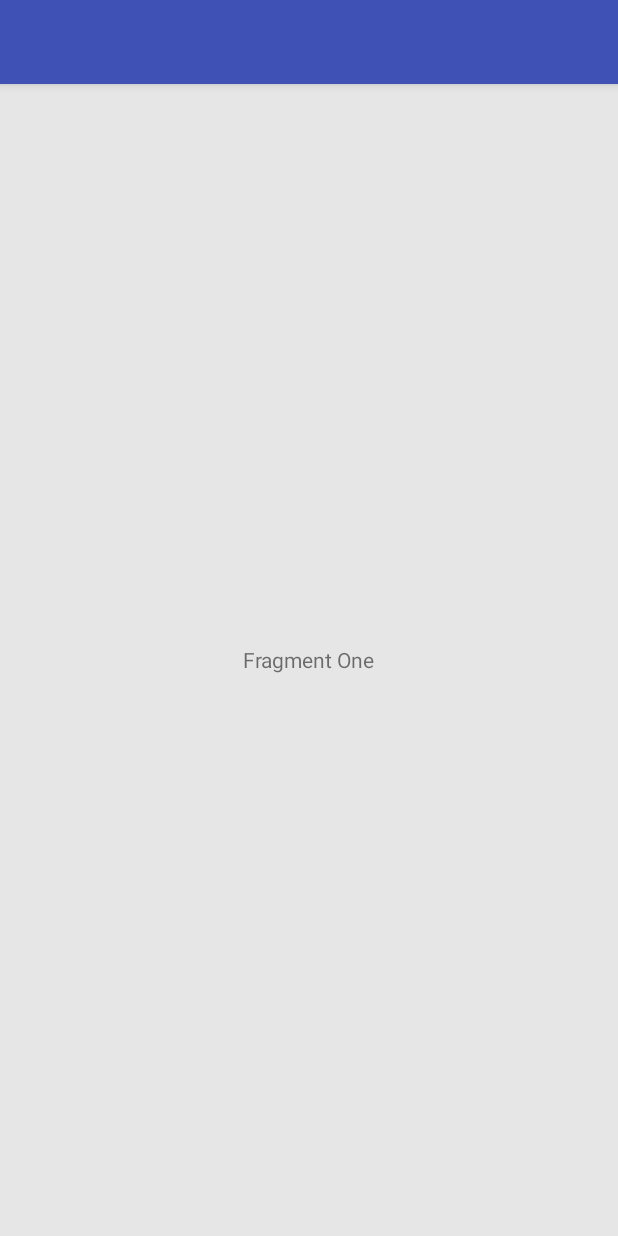
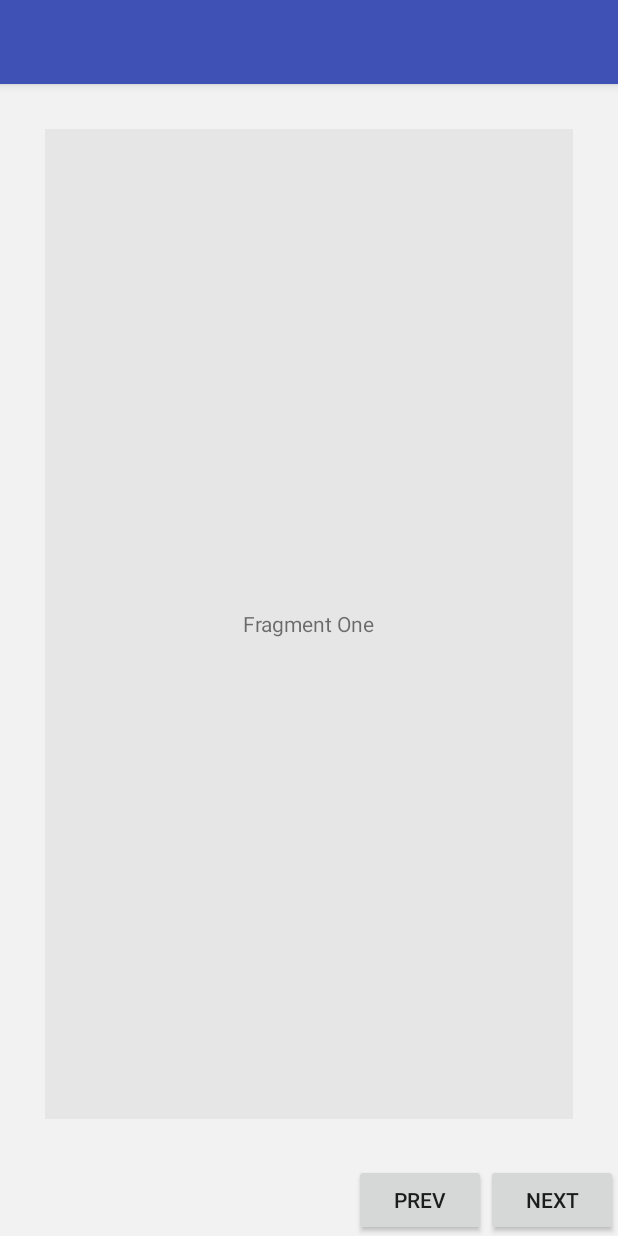
Before and after one commit to MumAroi/android-test, an Android app: the screen it shows after launch (MainActivity), on a phone screen of 412 x 824 dp. Run offline under Robolectric (Android 15) with nearby library versions, the phone set to English and light mode, and no system bars.

Commit message:
view pager

```diff
--- a/MyViewPager/app/src/main/java/com/example/paramas_wae/myviewpager/MainActivity.java
+++ b/MyViewPager/app/src/main/java/com/example/paramas_wae/myviewpager/MainActivity.java
@@ -3,6 +3,7 @@ package com.example.paramas_wae.myviewpager;
 import android.support.v4.view.ViewPager;
 import android.support.v7.app.AppCompatActivity;
 import android.os.Bundle;
+
 
 public class MainActivity extends AppCompatActivity {
     ViewPager pager;
--- a/MyViewPager/app/src/main/res/layout/activity_main.xml
+++ b/MyViewPager/app/src/main/res/layout/activity_main.xml
@@ -11,6 +11,29 @@
         android:id="@+id/pager"
         android:layout_width="match_parent"
         android:layout_height="match_parent"
+        android:layout_above="@+id/layout_menu"
+        android:layout_margin="30dp"
         android:background="#ffffff"
         />
+
+    <LinearLayout
+        android:id="@+id/layout_menu"
+        android:layout_width="wrap_content"
+        android:layout_height="wrap_content"
+        android:layout_alignParentBottom="true"
+        android:layout_alignParentRight="true"
+        android:layout_centerHorizontal="true"
+        android:gravity="center_horizontal"
+        >
+        <Button
+            android:id="@+id/bnt_prev"
+            android:layout_width="wrap_content"
+            android:layout_height="wrap_content"
+            android:text="Prev"/>
+        <Button
+            android:id="@+id/bnt_next"
+            android:layout_width="wrap_content"
+            android:layout_height="wrap_content"
+            android:text="Next"/>
+    </LinearLayout>
 </RelativeLayout>
```
